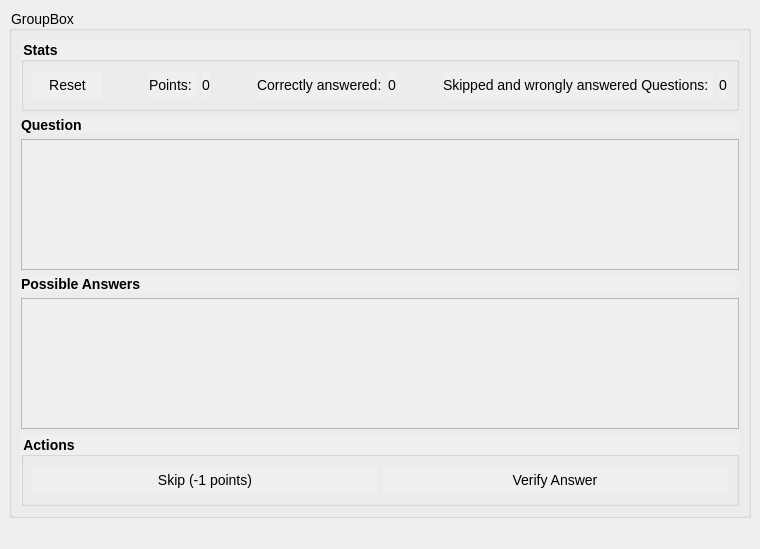
This is src/TriviaQT/mainwindow.ui in Glumboi/Glumbois-Trivia as Qt 5 draws it before an edit. The edited form follows.
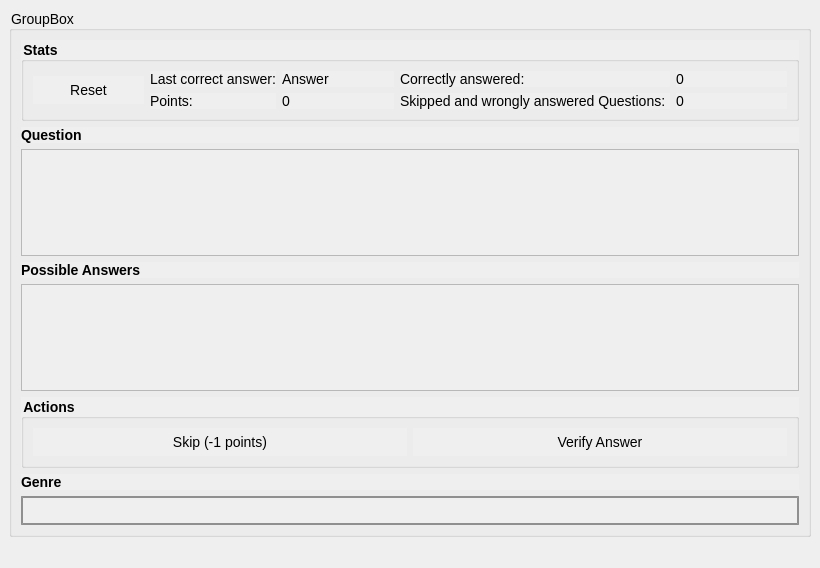
This is the edited form. Icons and pictures are not drawn.

Diff of the .ui file:
```diff
--- a/src/TriviaQT/mainwindow.ui
+++ b/src/TriviaQT/mainwindow.ui
@@ -6,8 +6,8 @@
    <rect>
     <x>0</x>
     <y>0</y>
-    <width>760</width>
-    <height>549</height>
+    <width>820</width>
+    <height>568</height>
    </rect>
   </property>
   <property name="windowTitle">
@@ -310,89 +310,64 @@
          <property name="title">
           <string>Stats</string>
          </property>
-         <layout class="QHBoxLayout" name="horizontalLayout_4">
-          <item>
-           <widget class="QPushButton" name="pushButton_Reset">
-            <property name="text">
-             <string>Reset</string>
-            </property>
-           </widget>
-          </item>
-          <item>
-           <spacer name="horizontalSpacer">
-            <property name="orientation">
-             <enum>Qt::Horizontal</enum>
-            </property>
-            <property name="sizeHint" stdset="0">
-             <size>
-              <width>40</width>
-              <height>20</height>
-             </size>
-            </property>
-           </spacer>
-          </item>
-          <item>
-           <widget class="QLabel" name="label_4">
-            <property name="text">
-             <string>Points: </string>
-            </property>
-           </widget>
-          </item>
-          <item>
-           <widget class="QLabel" name="label_Points">
-            <property name="text">
-             <string>0</string>
-            </property>
-           </widget>
-          </item>
-          <item>
-           <spacer name="horizontalSpacer_3">
-            <property name="orientation">
-             <enum>Qt::Horizontal</enum>
-            </property>
-            <property name="sizeHint" stdset="0">
-             <size>
-              <width>40</width>
-              <height>20</height>
-             </size>
-            </property>
-           </spacer>
-          </item>
-          <item>
+         <layout class="QGridLayout" name="gridLayout_2">
+          <item row="0" column="3">
            <widget class="QLabel" name="label_5">
             <property name="text">
              <string>Correctly answered:</string>
             </property>
            </widget>
           </item>
-          <item>
-           <widget class="QLabel" name="label_Correct">
+          <item row="1" column="2">
+           <widget class="QLabel" name="label_Points">
             <property name="text">
              <string>0</string>
             </property>
            </widget>
           </item>
-          <item>
-           <spacer name="horizontalSpacer_2">
-            <property name="orientation">
-             <enum>Qt::Horizontal</enum>
+          <item row="0" column="2">
+           <widget class="QLabel" name="label_LastCorrect">
+            <property name="text">
+             <string>Answer</string>
             </property>
-            <property name="sizeHint" stdset="0">
-             <size>
-              <width>40</width>
-              <height>20</height>
-             </size>
+           </widget>
+          </item>
+          <item row="0" column="1">
+           <widget class="QLabel" name="label_7">
+            <property name="text">
+             <string>Last correct answer:</string>
             </property>
-           </spacer>
+           </widget>
           </item>
-          <item>
+          <item row="1" column="3">
            <widget class="QLabel" name="label_3">
             <property name="text">
              <string>Skipped and wrongly answered Questions: </string>
             </property>
            </widget>
           </item>
-          <item>
+          <item row="1" column="1">
+           <widget class="QLabel" name="label_4">
+            <property name="text">
+             <string>Points: </string>
+            </property>
+           </widget>
+          </item>
+          <item row="0" column="0" rowspan="2">
+           <widget class="QPushButton" name="pushButton_Reset">
+            <property name="text">
+             <string>Reset</string>
+            </property>
+           </widget>
+          </item>
+          <item row="0" column="4">
+           <widget class="QLabel" name="label_Correct">
+            <property name="text">
+             <string>0</string>
+            </property>
+           </widget>
+          </item>
+          <item row="1" column="4">
            <widget class="QLabel" name="label_Skipped">
             <property name="text">
              <string>0</string>
@@ -474,6 +449,23 @@
          </layout>
         </widget>
        </item>
+       <item>
+        <widget class="QLabel" name="label_6">
+         <property name="font">
+          <font>
+           <family>Segoe UI</family>
+           <pointsize>-1</pointsize>
+           <bold>true</bold>
+          </font>
+         </property>
+         <property name="text">
+          <string>Genre</string>
+         </property>
+        </widget>
+       </item>
+       <item>
+        <widget class="QComboBox" name="comboBox_Genre"/>
+       </item>
       </layout>
      </widget>
     </item>
```
Left out of the diff: 2 changed lines with no effect on the pictures.
